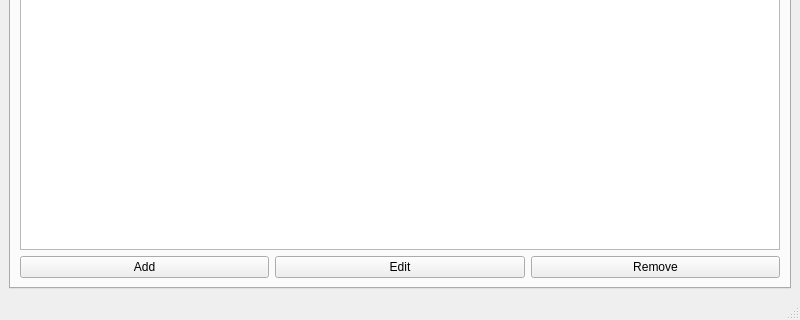
First picture: the form in mainwindow.ui, repository molchanovsv/kursovaya2, before the edit; both pictures show x 0 to 800 and y 280 to 600 of the 800 by 600 pixel window.
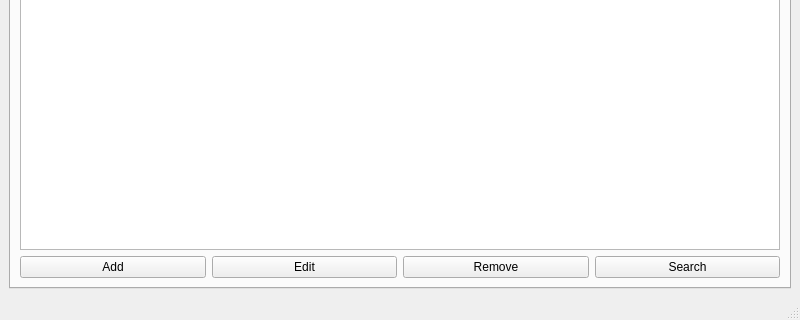
Second picture: the form after the edit.

Commit message: Add search capabilities and GUI buttons

What changed in the file:
```diff
--- a/mainwindow.ui
+++ b/mainwindow.ui
@@ -45,6 +45,13 @@
             </property>
            </widget>
           </item>
+         <item>
+          <widget class="QPushButton" name="searchStudentButton">
+           <property name="text">
+            <string>Search</string>
+           </property>
+          </widget>
+         </item>
          </layout>
         </item>
        </layout>
```
Left out of the diff: 7 changed lines with no effect on the pictures. Lines whose indentation alone changed are shown as unchanged. The commit also changes 3 other files.
